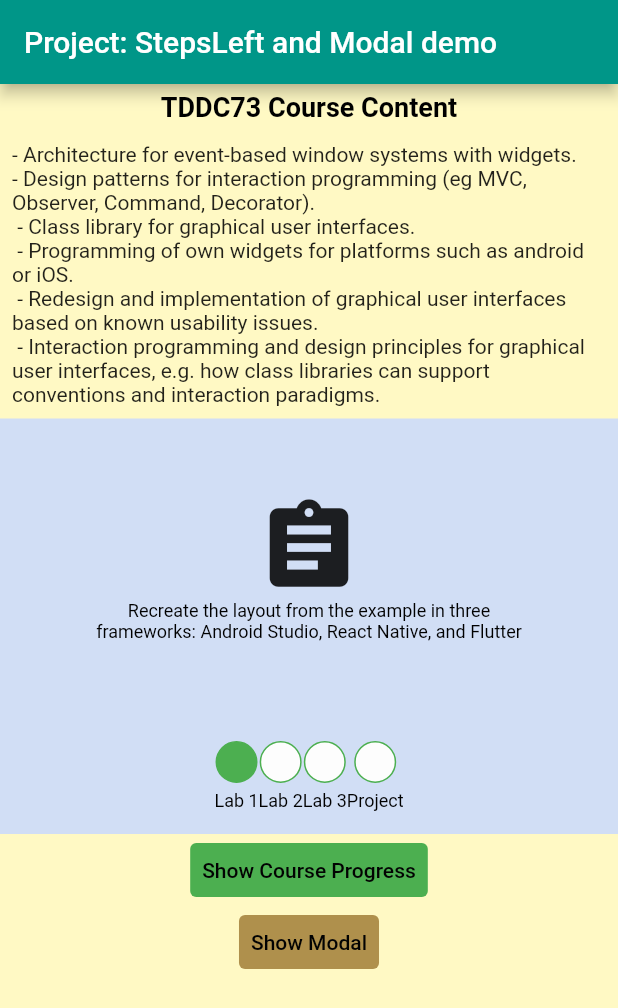
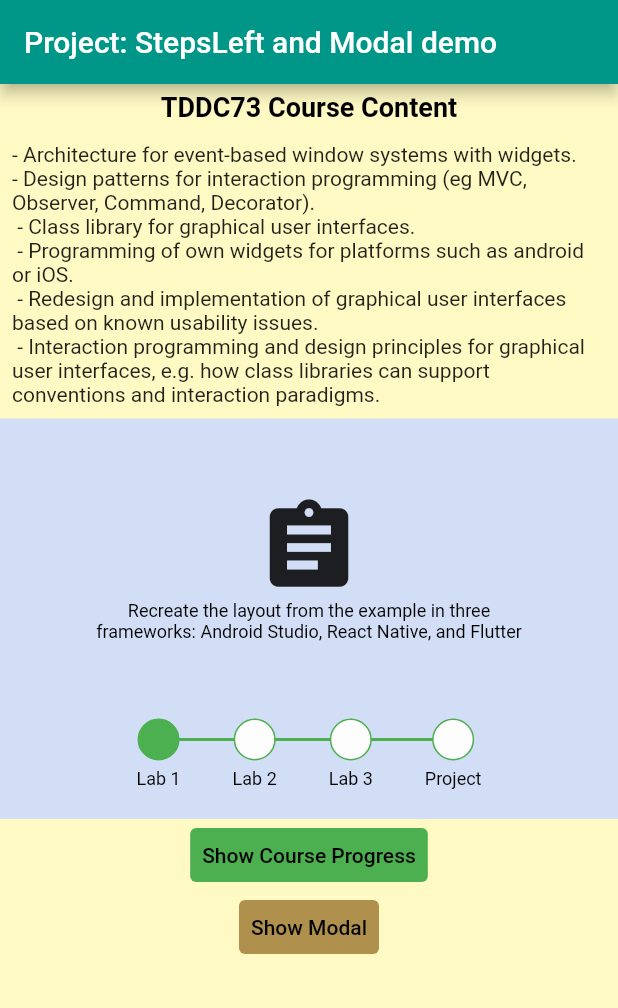
Before and after one commit to jesschowh/TDDC73, a Flutter app: the screen it shows after launch, on a phone screen of 412 x 824 dp. Shown: the top 1008 px of the screen. Run offline on Flutter 3.47's test engine with Material 2 defaults, Android fonts, the phone set to English and light mode, and no system bars; our stand-ins replace graphql_flutter.

Commit message:
Refactor code

```diff
--- a/project/lib/helper.dart
+++ b/project/lib/helper.dart
@@ -33,13 +33,11 @@ class StepItem extends StatelessWidget {
   const StepItem(
       {super.key,
       required this.index,
-      required this.length,
       required this.currentStep,
       required this.label,
       required this.color});
 
   final int index;
-  final int length;
   final int currentStep;
   final String label;
   final Color color;
@@ -48,19 +46,7 @@ class StepItem extends StatelessWidget {
   Widget build(BuildContext context) {
     return Column(
       children: [
-        Row(
-          children: [
-            circle(index, currentStep, color),
-            index < length - 1
-                ? Container(
-                    height: 3,
-                    decoration: BoxDecoration(
-                      color: color,
-                    ),
-                  )
-                : Container(),
-          ],
-        ),
+        circle(index, currentStep, color),
         const SizedBox(height: 5),
         setText(label),
       ],
--- a/project/lib/main.dart
+++ b/project/lib/main.dart
@@ -89,7 +89,7 @@ class _HomeState extends State<Home> {
         content: Column(
           children: [
             SizedBox(
-              width: 300,
+              width: 200,
               height: 200,
               child: Column(
                 mainAxisAlignment: MainAxisAlignment.center,
--- a/project/lib/stepsLeft.dart
+++ b/project/lib/stepsLeft.dart
@@ -26,49 +26,45 @@ class _StepsLeftState extends State<StepsLeft> {
 
     return Container(
       color: const Color.fromARGB(255, 209, 222, 245),
-      child: Row(
-        mainAxisAlignment: MainAxisAlignment.center,
-        //mainAxisSize: MainAxisSize.min,
-        children: [
-          Column(
-            //mainAxisSize: MainAxisSize.min,
-            //crossAxisAlignment: CrossAxisAlignment.stretch,
+      child: Center(
+        child: Column(
           children: [
             currentStep.content,
             Padding(
-                padding: const EdgeInsets.all(15.0),
+              padding: const EdgeInsets.only(bottom: 20),
               child: Stack(
-                  children: <Widget>[
+                alignment: AlignmentDirectional.topCenter,
+                children: [
                   Padding(
-                      padding: const EdgeInsets.fromLTRB(13, 13, 13, 0),
+                    padding: const EdgeInsets.only(top: 13),
                     child: Container(
                       height: 2,
-                        //width: double.infinity,
+                      width: 200,
                       decoration: BoxDecoration(
                         color: widget.color,
                       ),
                     ),
                   ),
-                    Row(
-                      //mainAxisSize: MainAxisSize.max,
-                      //mainAxisAlignment: MainAxisAlignment.spaceBetween,
+                  SizedBox(
+                    width: 230,
+                    child: Row(
+                      mainAxisAlignment: MainAxisAlignment.spaceBetween,
                       children: [
                         for (int i = 0; i < widget.allSteps.length; ++i)
                           StepItem(
                             index: i,
-                            length: widget.allSteps.length,
                             currentStep: widget.currentStep,
                             label: widget.allSteps[i].label,
                             color: widget.color,
                           ),
                       ],
                     ),
+                  ),
                 ],
               ),
             ),
           ],
         ),
-        ],
       ),
     );
   }
```
Lines whose indentation alone changed are shown as unchanged.
